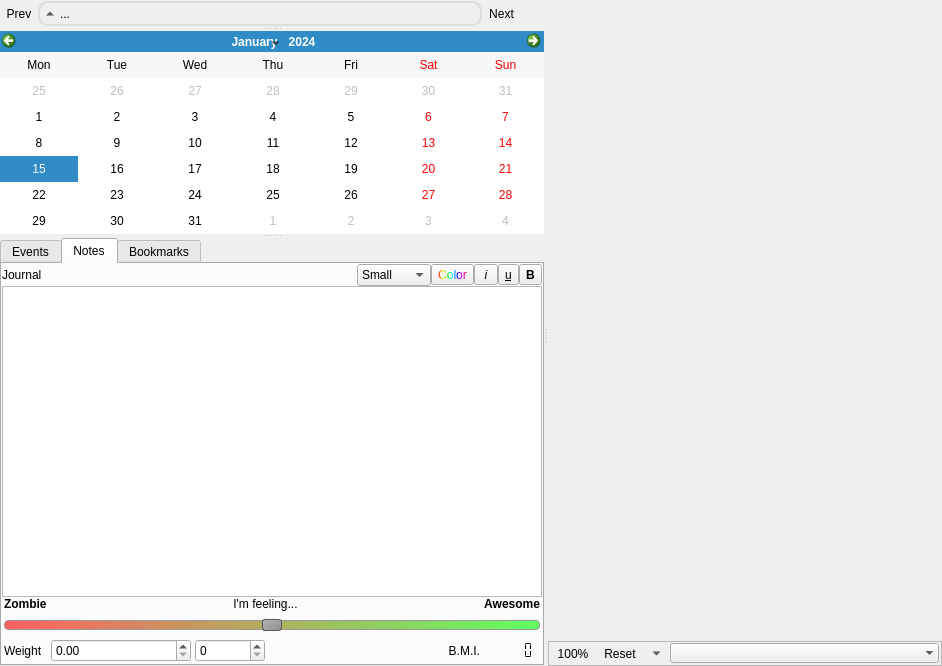
Above: sleepyhead/daily.ui from sbonaime/sleepyhead-code. before the change. Below: the same form after it.
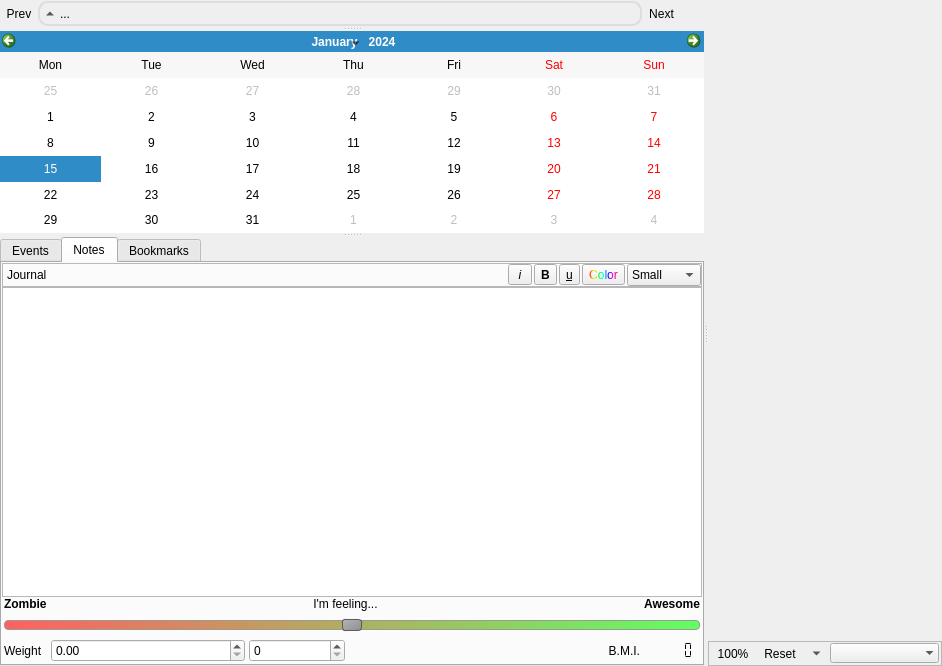
That is the form after the change. Icons and pictures are not drawn.

Commit message: Drag some ASV notes of of git stash

The edit to the form file:
```diff
--- a/sleepyhead/daily.ui
+++ b/sleepyhead/daily.ui
@@ -493,8 +493,30 @@
           <number>0</number>
          </property>
          <item>
-          <layout class="QHBoxLayout" name="horizontalLayout_5">
+          <widget class="QFrame" name="frame_3">
+           <property name="styleSheet">
+            <string notr="true"/>
+           </property>
+           <property name="frameShape">
+            <enum>QFrame::StyledPanel</enum>
+           </property>
+           <property name="frameShadow">
+            <enum>QFrame::Raised</enum>
+           </property>
+           <layout class="QHBoxLayout" name="horizontalLayout_3">
            <property name="spacing">
+             <number>2</number>
+            </property>
+            <property name="leftMargin">
+             <number>4</number>
+            </property>
+            <property name="topMargin">
+             <number>0</number>
+            </property>
+            <property name="rightMargin">
+             <number>0</number>
+            </property>
+            <property name="bottomMargin">
             <number>0</number>
            </property>
            <item>
@@ -517,12 +539,65 @@
              </property>
              <property name="sizeHint" stdset="0">
               <size>
-               <width>40</width>
+                <width>342</width>
                <height>20</height>
               </size>
              </property>
             </spacer>
            </item>
+            <item>
+             <widget class="QToolButton" name="JournalNotesItalic">
+              <property name="font">
+               <font>
+                <italic>true</italic>
+               </font>
+              </property>
+              <property name="text">
+               <string> i </string>
+              </property>
+              <property name="shortcut">
+               <string>Ctrl+I</string>
+              </property>
+             </widget>
+            </item>
+            <item>
+             <widget class="QToolButton" name="JournalNotesBold">
+              <property name="font">
+               <font>
+                <weight>75</weight>
+                <bold>true</bold>
+               </font>
+              </property>
+              <property name="text">
+               <string>B</string>
+              </property>
+              <property name="shortcut">
+               <string>Ctrl+B</string>
+              </property>
+             </widget>
+            </item>
+            <item>
+             <widget class="QToolButton" name="JournalNotesUnderline">
+              <property name="font">
+               <font>
+                <underline>true</underline>
+               </font>
+              </property>
+              <property name="text">
+               <string>u</string>
+              </property>
+             </widget>
+            </item>
+            <item>
+             <widget class="QToolButton" name="JournalNotesColour">
+              <property name="styleSheet">
+               <string notr="true">color: qlineargradient(spread:pad, x1:0, y1:0, x2:1, y2:0, stop:0 rgba(255, 0, 0, 255), stop:0.166 rgba(255, 255, 0, 255), stop:0.333 rgba(0, 255, 0, 255), stop:0.5 rgba(0, 255, 255, 255), stop:0.666 rgba(0, 0, 255, 255), stop:0.833 rgba(255, 0, 255, 255), stop:1 rgba(255, 0, 0, 255))</string>
+              </property>
+              <property name="text">
+               <string>Color</string>
+              </property>
+             </widget>
+            </item>
            <item>
             <widget class="QComboBox" name="JournalNotesFontsize">
              <property name="maximumSize">
@@ -554,60 +629,8 @@
              </item>
             </widget>
            </item>
-           <item>
-            <widget class="QToolButton" name="JournalNotesColour">
-             <property name="styleSheet">
-              <string notr="true">color: qlineargradient(spread:pad, x1:0, y1:0, x2:1, y2:0, stop:0 rgba(255, 0, 0, 255), stop:0.166 rgba(255, 255, 0, 255), stop:0.333 rgba(0, 255, 0, 255), stop:0.5 rgba(0, 255, 255, 255), stop:0.666 rgba(0, 0, 255, 255), stop:0.833 rgba(255, 0, 255, 255), stop:1 rgba(255, 0, 0, 255))</string>
-             </property>
-             <property name="text">
-              <string>Color</string>
-             </property>
-            </widget>
-           </item>
-           <item>
-            <widget class="QToolButton" name="JournalNotesItalic">
-             <property name="font">
-              <font>
-               <italic>true</italic>
-              </font>
-             </property>
-             <property name="text">
-              <string> i </string>
-             </property>
-             <property name="shortcut">
-              <string>Ctrl+I</string>
-             </property>
-            </widget>
-           </item>
-           <item>
-            <widget class="QToolButton" name="JournalNotesUnderline">
-             <property name="font">
-              <font>
-               <underline>true</underline>
-              </font>
-             </property>
-             <property name="text">
-              <string>u</string>
-             </property>
-            </widget>
-           </item>
-           <item>
-            <widget class="QToolButton" name="JournalNotesBold">
-             <property name="font">
-              <font>
-               <weight>75</weight>
-               <bold>true</bold>
-              </font>
-             </property>
-             <property name="text">
-              <string>B</string>
-             </property>
-             <property name="shortcut">
-              <string>Ctrl+B</string>
-             </property>
-            </widget>
-           </item>
-          </layout>
+           </layout>
+          </widget>
          </item>
          <item>
           <widget class="QTextEdit" name="JournalNotes">
```
Left out of the diff: 6 changed lines with no effect on the pictures. Lines whose indentation alone changed are shown as unchanged. The commit also changes 1 other file.
